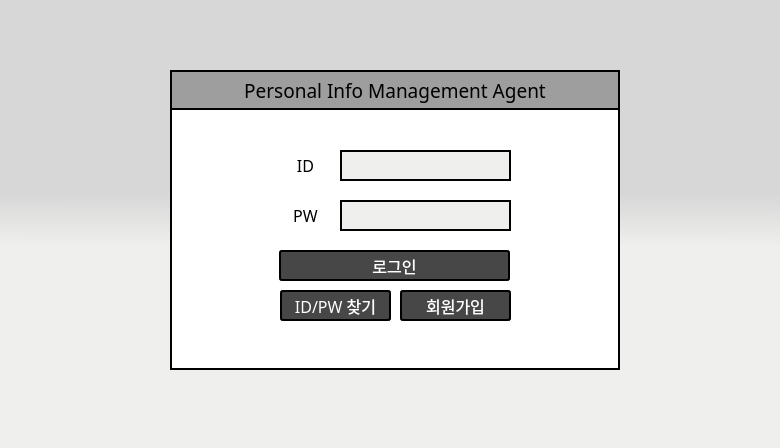
Before: the Qt Designer form UI/loginGUI.ui in ChaeHyunsic/PIM_agent, drawn with Qt 5.
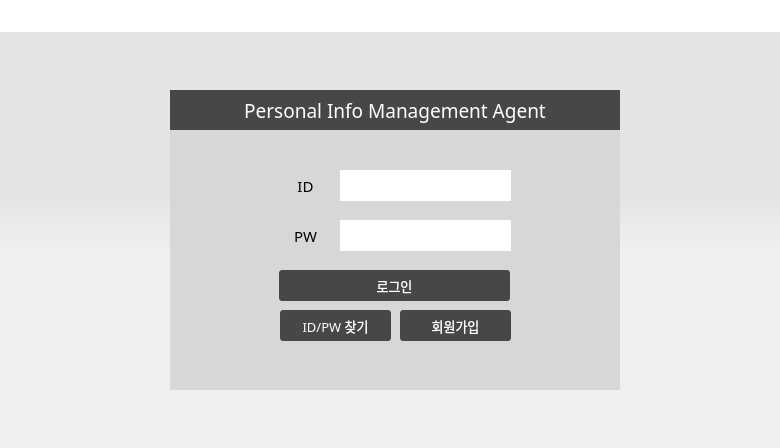
After: the same form once the commit is applied.

Commit message: fix GUI and logout Mechanism

The edit to the form file:
```diff
--- a/UI/loginGUI.ui
+++ b/UI/loginGUI.ui
@@ -14,13 +14,13 @@
    <string notr="true">PIM AGENT</string>
   </property>
   <property name="styleSheet">
-   <string notr="true">background-color:qlineargradient(spread:pad, x1:0.5, y1:0.432, x2:0.499682, y2:0.551, stop:0 rgba(215, 215, 215, 255), stop:1 rgba(239, 239, 237, 255))</string>
+   <string notr="true">background-color:qlineargradient(spread:pad, x1:0.5, y1:0.432, x2:0.499682, y2:0.551, stop:0 #E4E4E2, stop:1 #EFEFED)</string>
   </property>
   <widget class="QFrame" name="frame">
    <property name="geometry">
     <rect>
      <x>170</x>
-     <y>70</y>
+     <y>90</y>
      <width>450</width>
      <height>300</height>
     </rect>
@@ -32,8 +32,8 @@
     </font>
    </property>
    <property name="styleSheet">
-    <string notr="true">background-color:#ffffff;
-border: 2px solid black;
+    <string notr="true">background-color:#D7D7D5;
+border: transparent;
 </string>
    </property>
    <property name="frameShape">
@@ -58,7 +58,7 @@
      </font>
     </property>
     <property name="styleSheet">
-     <string notr="true">background-color:#EFEFED;</string>
+     <string notr="true">background-color:#ffffff;</string>
     </property>
     <property name="alignment">
      <set>Qt::AlignLeading|Qt::AlignLeft|Qt::AlignVCenter</set>
@@ -75,12 +75,12 @@
     </property>
     <property name="font">
      <font>
-      <family>함초롬돋움</family>
-      <pointsize>12</pointsize>
+      <family>HY견고딕</family>
+      <pointsize>11</pointsize>
      </font>
     </property>
     <property name="styleSheet">
-     <string notr="true">border: 5px solid white;</string>
+     <string notr="true">border:trasparent;</string>
     </property>
     <property name="text">
      <string>PW</string>
@@ -105,7 +105,7 @@
      </font>
     </property>
     <property name="styleSheet">
-     <string notr="true">background-color:#EFEFED;</string>
+     <string notr="true">background-color:#ffffff;</string>
     </property>
     <property name="echoMode">
      <enum>QLineEdit::Password</enum>
@@ -122,12 +122,12 @@
     </property>
     <property name="font">
      <font>
-      <family>함초롬돋움</family>
-      <pointsize>12</pointsize>
+      <family>HY견고딕</family>
+      <pointsize>11</pointsize>
      </font>
     </property>
     <property name="styleSheet">
-     <string notr="true">border: 5px solid white;</string>
+     <string notr="true">border:trasparent;</string>
     </property>
     <property name="text">
      <string>ID</string>
@@ -319,17 +319,23 @@
     </property>
     <property name="font">
      <font>
-      <family>함초롬돋움</family>
-      <pointsize>12</pointsize>
+      <family>HY견고딕</family>
+      <pointsize>10</pointsize>
       <weight>50</weight>
       <bold>false</bold>
      </font>
     </property>
     <property name="styleSheet">
-     <string notr="true">color: white;
+     <string notr="true">QPushButton{
+color: white;
 background-color:#474747;
 border-style: solid;
-border-radius:3px;</string>
+border-radius:3px;
+}
+
+ QPushButton:hover {
+background-color:#9E9E9E;
+ }</string>
     </property>
     <property name="text">
      <string>로그인</string>
@@ -346,14 +352,15 @@
     </property>
     <property name="font">
      <font>
-      <family>함초롬돋움</family>
+      <family>HY견고딕</family>
       <pointsize>14</pointsize>
      </font>
     </property>
     <property name="styleSheet">
-     <string notr="true">color: black;
-background-color: #9E9E9E;
-text-align:center;</string>
+     <string notr="true">color: white;
+background-color:#474747;
+text-align:center;
+border-right:transparent;</string>
     </property>
     <property name="text">
      <string>Personal Info Management Agent</string>
@@ -545,17 +552,23 @@
     </property>
     <property name="font">
      <font>
-      <family>함초롬돋움</family>
-      <pointsize>12</pointsize>
+      <family>HY견고딕</family>
+      <pointsize>10</pointsize>
       <weight>50</weight>
       <bold>false</bold>
      </font>
     </property>
     <property name="styleSheet">
-     <string notr="true">color: white;
+     <string notr="true">QPushButton{
+color: white;
 background-color:#474747;
 border-style: solid;
-border-radius: 3px;</string>
+border-radius:3px;
+}
+
+ QPushButton:hover {
+background-color:#9E9E9E;
+ }</string>
     </property>
     <property name="text">
      <string>ID/PW 찾기</string>
@@ -744,17 +757,23 @@
     </property>
     <property name="font">
      <font>
-      <family>함초롬돋움</family>
-      <pointsize>12</pointsize>
+      <family>HY견고딕</family>
+      <pointsize>10</pointsize>
       <weight>50</weight>
       <bold>false</bold>
      </font>
     </property>
     <property name="styleSheet">
-     <string notr="true">color: white;
+     <string notr="true">QPushButton{
+color: white;
 background-color:#474747;
 border-style: solid;
-border-radius: 3px;</string>
+border-radius:3px;
+}
+
+ QPushButton:hover {
+background-color:#9E9E9E;
+ }</string>
     </property>
     <property name="text">
      <string>회원가입</string>
@@ -814,6 +833,67 @@
     <string/>
    </property>
   </widget>
+  <widget class="QLabel" name="titleLabel_2">
+   <property name="geometry">
+    <rect>
+     <x>0</x>
+     <y>0</y>
+     <width>780</width>
+     <height>32</height>
+    </rect>
+   </property>
+   <property name="font">
+    <font>
+     <family>함초롬돋움</family>
+     <pointsize>14</pointsize>
+    </font>
+   </property>
+   <property name="styleSheet">
+    <string notr="true">color: black;
+background-color: rgba(255,255,255);
+text-align:center;
+ border-bottom: 0.4px solid black;
+</string>
+   </property>
+   <property name="text">
+    <string/>
+   </property>
+   <property name="alignment">
+    <set>Qt::AlignCenter</set>
+   </property>
+  </widget>
+  <widget class="QLabel" name="iconlabel">
+   <property name="geometry">
+    <rect>
+     <x>5</x>
+     <y>5</y>
+     <width>20</width>
+     <height>20</height>
+    </rect>
+   </property>
+   <property name="font">
+    <font>
+     <family>함초롬돋움</family>
+     <pointsize>14</pointsize>
+    </font>
+   </property>
+   <property name="styleSheet">
+    <string notr="true">color: black;
+background-color: rgba(255,255,255);
+text-align:center;</string>
+   </property>
+   <property name="text">
+    <string/>
+   </property>
+   <property name="alignment">
+    <set>Qt::AlignCenter</set>
+   </property>
+  </widget>
+  <zorder>titleLabel_2</zorder>
+  <zorder>frame</zorder>
+  <zorder>runBackgroundBtn</zorder>
+  <zorder>minimizeBtn</zorder>
+  <zorder>iconlabel</zorder>
  </widget>
  <resources/>
  <connections/>
```
Left out of the diff: 2 changed lines with no effect on the pictures. The commit also changes 6 other files.
